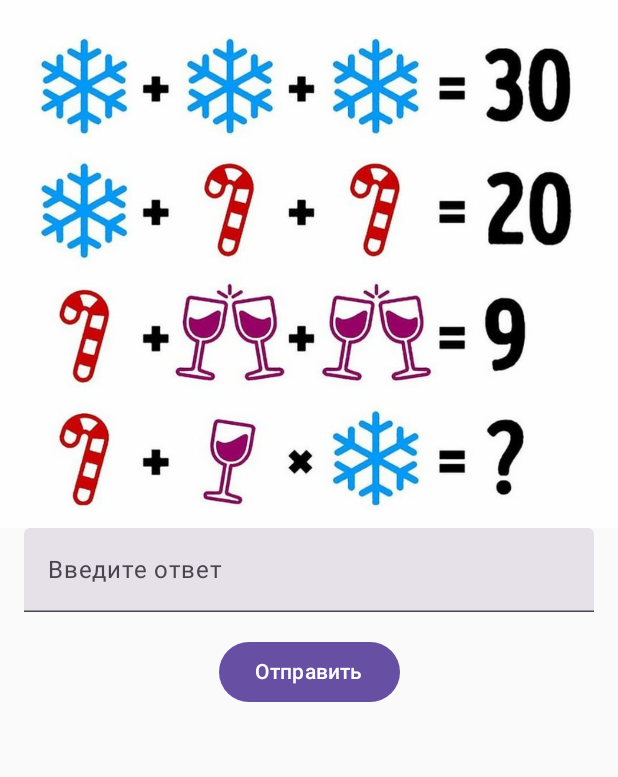
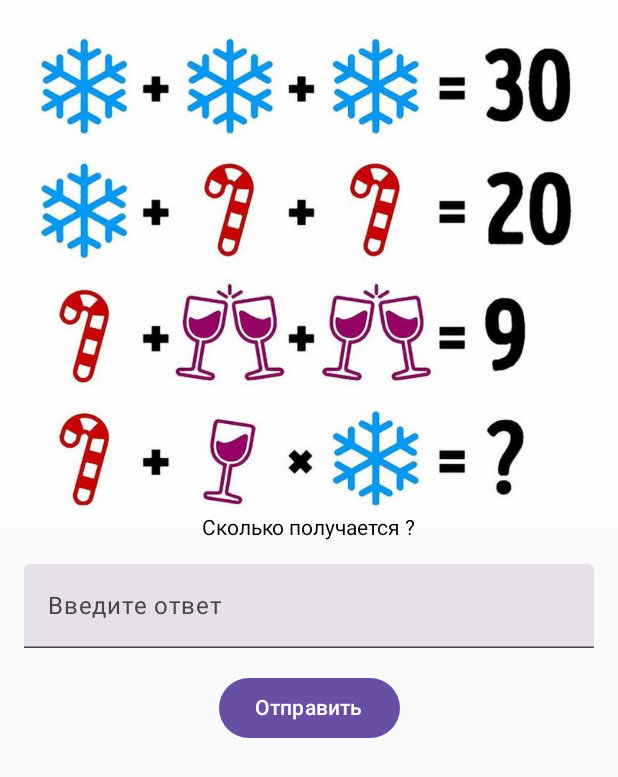
Before and after one commit to RusOneGit/MyProject, an Android app built with Jetpack Compose: the screen it shows after launch (LizaRebus), after a tap on an icon or button, on a phone screen of 412 x 824 dp. Shown: the top 777 px of the screen. Run offline under Robolectric (Android 15) with nearby library versions, the phone set to English and light mode, and no system bars.

Commit message:
Create 3 lvl

```diff
--- a/app/src/main/java/ru/newyear/quest/LizaRebus.kt
+++ b/app/src/main/java/ru/newyear/quest/LizaRebus.kt
@@ -35,8 +35,9 @@ fun rebusCreate() {
 
     // Список вопросов и правильных ответов
     val questions = listOf(
-        Pair("rebus1", "15"), // Первый вопрос и ответ
-        Pair("rebus2", "30")  // Второй вопрос и ответ
+        Pair("Сколько получается ?", "15"), // Первый вопрос и ответ
+        Pair("Верно! Этот месяц – старший сын,\n" +
+                "Льда и снега господин: ", "декабрь")  // Второй вопрос и ответ
     )
 
     var currentQuestionIndex by remember { mutableStateOf(0) } // Индекс текущего вопроса
@@ -63,25 +64,26 @@ fun rebusCreate() {
     ) {
         // Если игрок выиграл, показываем сообщение о победе
         if (isGameWon) {
-            Text("Поздравляем! Вы прошли все уровни!", modifier = Modifier.padding(16.dp))
+            Text("Огонь!Следующий уровень уже разблокирован!", modifier = Modifier.padding(16.dp))
         } else {
             // Если ответ правильный, показываем сообщение
             if (isCorrect) {
                 // Проверяем, есть ли следующий вопрос
                 if (currentQuestionIndex < questions.size - 1) {
-                    Text("Огонь! Следующий уровень разблокирован!", modifier = Modifier.padding(16.dp))
-                    Button(onClick = {
+                    // Переход к следующему вопросу
                     currentQuestionIndex++ // Переход к следующему вопросу
                     isCorrect = false // Сбрасываем состояние
                     text = "" // Очищаем текстовое поле
-                    }) {
-                        Text("Перейти к следующему вопросу")
-                    }
+                    message = "" // Очищаем сообщение об ошибке
                 } else {
                     // Если это последний вопрос, игрок выиграл
                     isGameWon = true
                 }
-            } else {
+            }
+
+            // Отображаем текущий вопрос
+            Text(questions[currentQuestionIndex].first, modifier = Modifier.padding(16.dp))
+
             TextField(
                 value = text,
                 onValueChange = { newText ->
@@ -118,4 +120,3 @@ fun rebusCreate() {
         }
     }
 }
-}
--- a/app/src/main/java/ru/newyear/quest/MainActivity.kt
+++ b/app/src/main/java/ru/newyear/quest/MainActivity.kt
@@ -99,7 +99,7 @@ fun onColumnHeaderClick(context: Context, columnIndex: Int) {
         }
 
         2-> {
-            if (!preferenceManager.isLevelCompleted(1)) {
+            if (!preferenceManager.isLevelCompleted(0)) {
                 val intent = Intent(context, LizaRebus::class.java)
                 context.startActivity(intent)
             } else {
```
Lines whose indentation alone changed are shown as unchanged.
